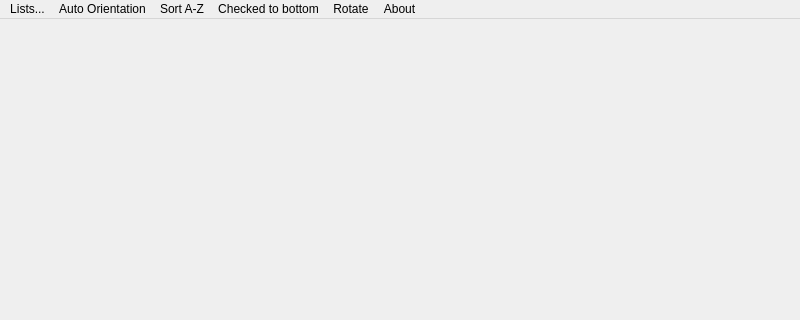
dotblank/easylist, file mainform.ui: the form before one commit; both pictures show x 0 to 800 and y 0 to 320 of the 800 by 480 pixel window.
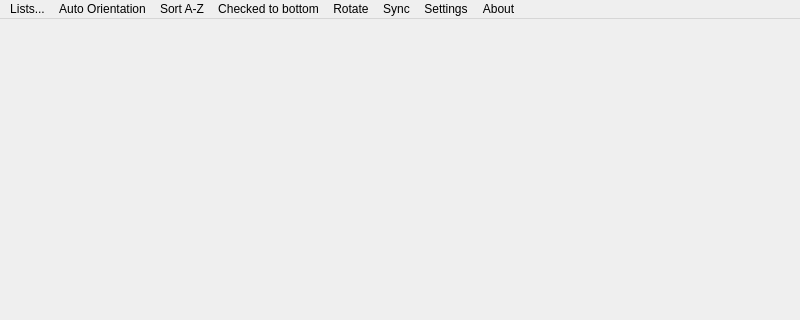
The form after the commit.

Commit message: Added sync functionality with website. http://www.willemliu.nl/qt/maemo/easylist/getList.php

The edit to the form file:
```diff
--- a/mainform.ui
+++ b/mainform.ui
@@ -75,11 +75,25 @@
     </property>
     <addaction name="actionLists"/>
    </widget>
+   <widget class="QMenu" name="menuSync">
+    <property name="title">
+     <string>Sync</string>
+    </property>
+    <addaction name="actionSync"/>
+   </widget>
+   <widget class="QMenu" name="menuSettings">
+    <property name="title">
+     <string>Settings</string>
+    </property>
+    <addaction name="actionSetting"/>
+   </widget>
    <addaction name="menuList"/>
    <addaction name="menuAuto_Orientation"/>
    <addaction name="menuSort_A_Z"/>
    <addaction name="menuChecked_bottom"/>
    <addaction name="menuRotate"/>
+   <addaction name="menuSync"/>
+   <addaction name="menuSettings"/>
    <addaction name="menuAbout"/>
   </widget>
   <action name="actionRotate">
```
Left out of the diff: 10 changed lines with no effect on the pictures. The commit also changes 14 other files.
